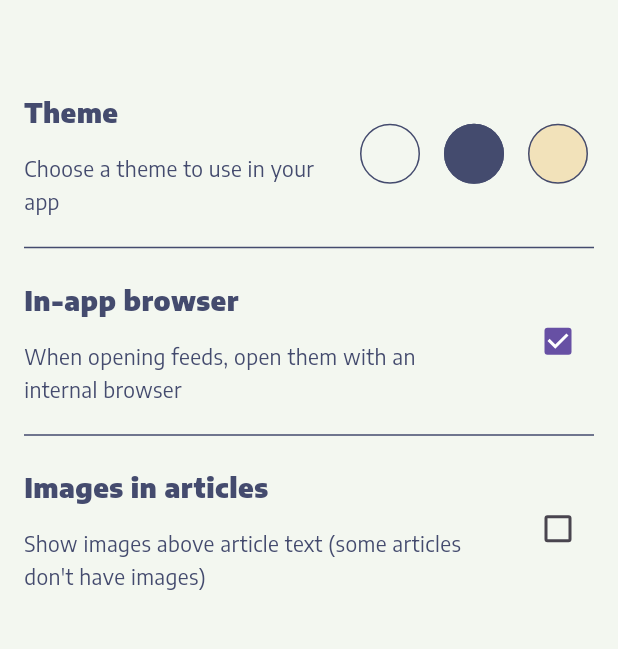
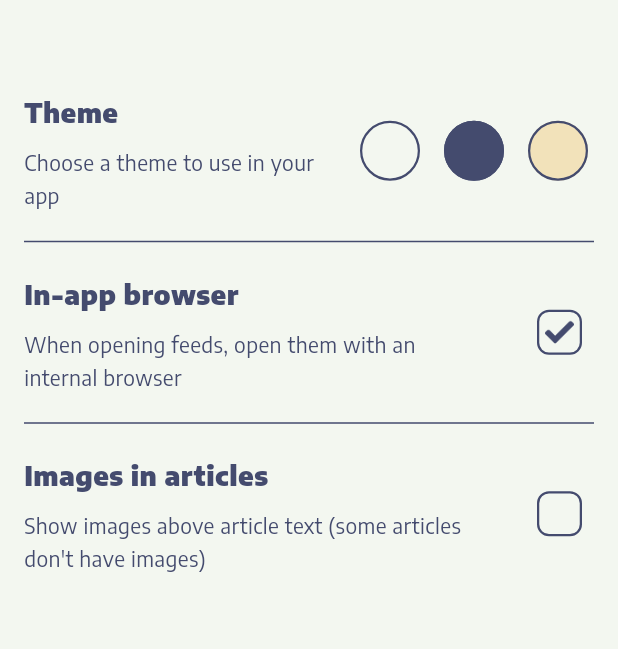
Before and after one commit to jokilic/novinarko, a Flutter app: the SettingsWidget screen opened directly, on a phone screen of 412 x 824 dp, the part 102-751 px from its top. Run offline on Flutter 3.47's test engine with Material 3 defaults, Android fonts, the phone set to English and light mode, and no system bars; drawn by our look-alikes of flutter_animate; our stand-ins replace cached_network_image, dio, easy_localization, envied, flutter_swipe_action_cell, get_it and 7 more; missing offline and left inert: flutter_web_browser, rss_dart; accounts and stored records are empty; generated files the repository leaves out were written again.

Commit message:
Use `NovinarkoCheckbox`

```diff
--- a/lib/screens/news/widgets/news_list_tile.dart
+++ b/lib/screens/news/widgets/news_list_tile.dart
@@ -53,6 +53,7 @@ class NewsListTile extends StatelessWidget {
                         borderRadius: BorderRadius.circular(16),
                         border: Border.all(
                           color: context.colors.text,
+                          width: 1.5,
                         ),
                       ),
                     ),
--- a/lib/screens/settings/settings_screen.dart
+++ b/lib/screens/settings/settings_screen.dart
@@ -6,6 +6,7 @@ import '../../services/theme_service.dart';
 import '../../theme/colors/colors.dart';
 import '../../theme/theme.dart';
 import '../../util/dependencies.dart';
+import '../../widgets/novinarko_checkbox.dart';
 import 'settings_controller.dart';
 import 'widgets/settings_app_bar.dart';
 import 'widgets/settings_list_tile.dart';
@@ -100,9 +101,8 @@ class SettingsWidget extends WatchingWidget {
                 onPressed: getIt.get<SettingsController>().inAppBrowserPressed,
                 title: 'In-app browser',
                 description: 'When opening feeds, open them with an internal browser',
-                rightWidget: Checkbox.adaptive(
+                rightWidget: NovinarkoCheckbox(
                   value: settings.useInAppBrowser,
-                  onChanged: (_) => getIt.get<SettingsController>().inAppBrowserPressed(),
                 ),
               ),
 
@@ -120,9 +120,8 @@ class SettingsWidget extends WatchingWidget {
                 onPressed: getIt.get<SettingsController>().imagesInArticlesPressed,
                 title: 'Images in articles',
                 description: "Show images above article text (some articles don't have images)",
-                rightWidget: Checkbox.adaptive(
+                rightWidget: NovinarkoCheckbox(
                   value: settings.useImagesInArticles,
-                  onChanged: (_) => getIt.get<SettingsController>().imagesInArticlesPressed(),
                 ),
               ),
             ],
--- a/lib/screens/settings/widgets/settings_list_tile.dart
+++ b/lib/screens/settings/widgets/settings_list_tile.dart
@@ -41,7 +41,7 @@ class SettingsListTile extends StatelessWidget {
                       style: context.textStyles.newsTitle,
                     ),
 
-                    const SizedBox(height: 12),
+                    const SizedBox(height: 8),
 
                     /// Description
                     if (description != null)
--- a/lib/screens/settings/widgets/settings_theme_widget.dart
+++ b/lib/screens/settings/widgets/settings_theme_widget.dart
@@ -21,6 +21,7 @@ class SettingsThemeWidget extends StatelessWidget {
           backgroundColor: color,
           side: BorderSide(
             color: context.colors.text,
+            width: 1.5,
           ),
         ),
         icon: const SizedBox.shrink(),
--- /dev/null
+++ b/lib/widgets/novinarko_checkbox.dart
@@ -0,0 +1,36 @@
+import 'package:flutter/material.dart';
+
+import '../constants.dart';
+import '../theme/theme.dart';
+
+class NovinarkoCheckbox extends StatelessWidget {
+  final bool value;
+
+  const NovinarkoCheckbox({
+    required this.value,
+  });
+
+  @override
+  Widget build(BuildContext context) => Container(
+        height: 30,
+        width: 30,
+        margin: const EdgeInsets.symmetric(horizontal: 8),
+        padding: const EdgeInsets.all(4),
+        decoration: BoxDecoration(
+          borderRadius: BorderRadius.circular(8),
+          border: Border.all(
+            color: context.colors.text,
+            width: 1.5,
+          ),
+        ),
+        child: AnimatedOpacity(
+          opacity: value ? 1 : 0,
+          duration: const Duration(milliseconds: 200),
+          curve: Curves.easeIn,
+          child: Image.asset(
+            NovinarkoIcons.check,
+            color: context.colors.text,
+          ),
+        ),
+      );
+}
```
Also changed, not shown: 1 other file.
